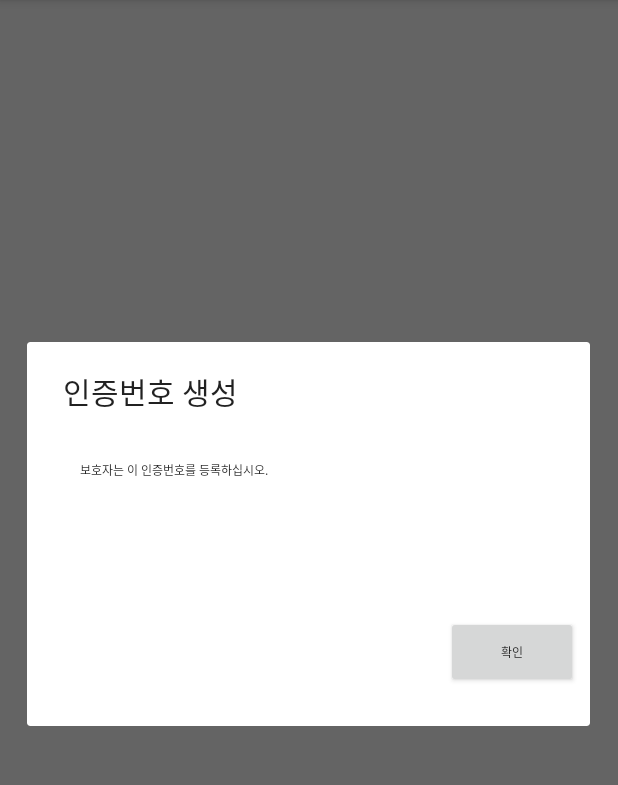
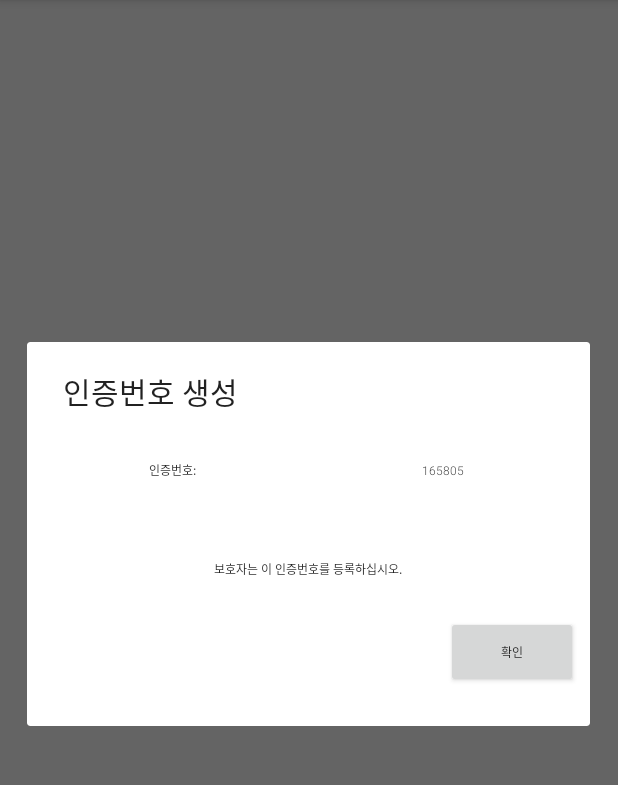
Before and after one commit to jiwonmik/pbl, an Android app: the PlusProtectorActivity screen opened directly, with no data from a screen before it, after a tap on "설정", on a phone screen of 412 x 824 dp, the part 84-869 px from its top. Run offline under Robolectric (Android 15) with nearby library versions, the phone set to English and light mode, and no system bars.

Commit message:
Update PlusProtectorActivity.kt

```diff
--- a/app/src/main/java/com/example/myapplication/PlusProtectorActivity.kt
+++ b/app/src/main/java/com/example/myapplication/PlusProtectorActivity.kt
@@ -39,8 +39,22 @@ class PlusProtectorActivity : AppCompatActivity() {
         val inflater = getSystemService(Context.LAYOUT_INFLATER_SERVICE) as LayoutInflater
         val view = inflater.inflate(R.layout.alert_popup, null)
         val textView: TextView = view.findViewById(R.id.txt_pop)
+        val textView2: TextView = view.findViewById(R.id.txt_pop2)
+        val textView3: TextView = view.findViewById(R.id.txt_pop3)
 
-        textView.text = "보호자는 이 인증번호를 등록하십시오."
+
+        val arrayList = ArrayList<Int>()
+
+        val rand = java.util.Random().nextInt(999999)
+        if(arrayList.contains(rand)){
+            kotlin.run { butSave }
+        } else{
+            textView2.text = rand.toString()
+        }
+        arrayList.add(rand)
+
+        textView.text = "인증번호: "
+        textView3.text = "보호자는 이 인증번호를 등록하십시오."
 
         val alertDialog = AlertDialog.Builder(this).setTitle("인증번호 생성").create()
 
```
